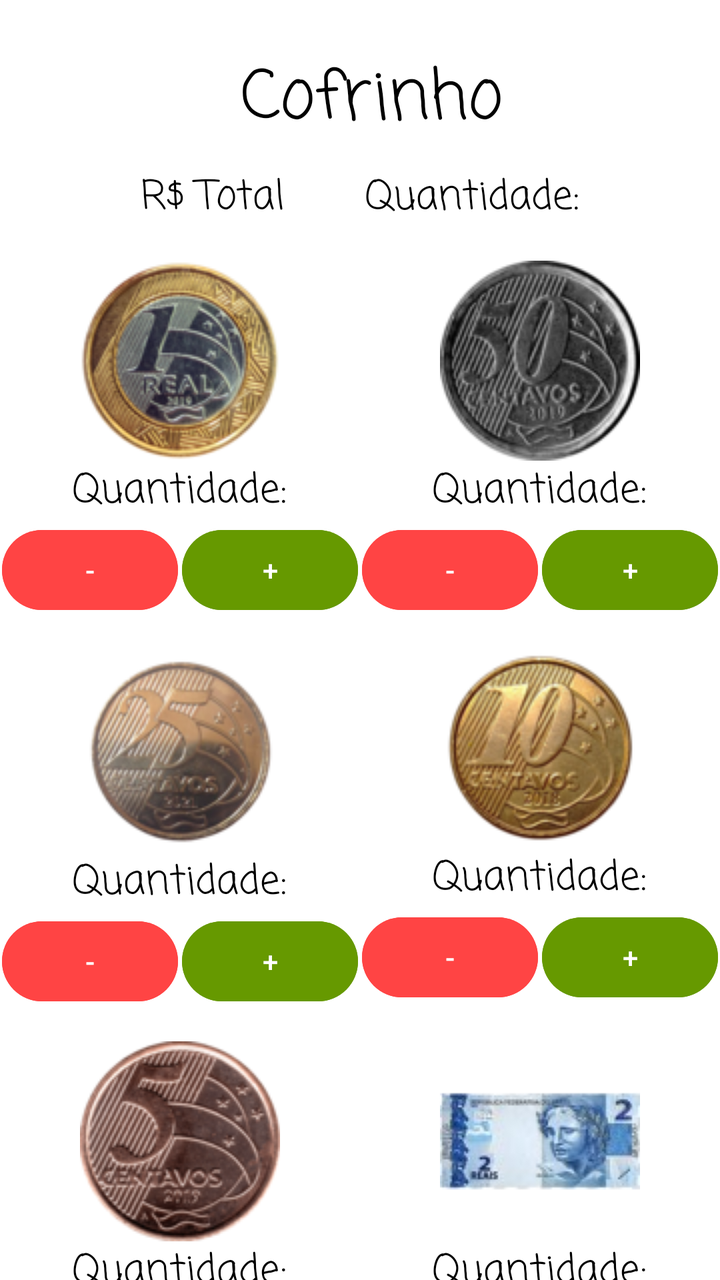
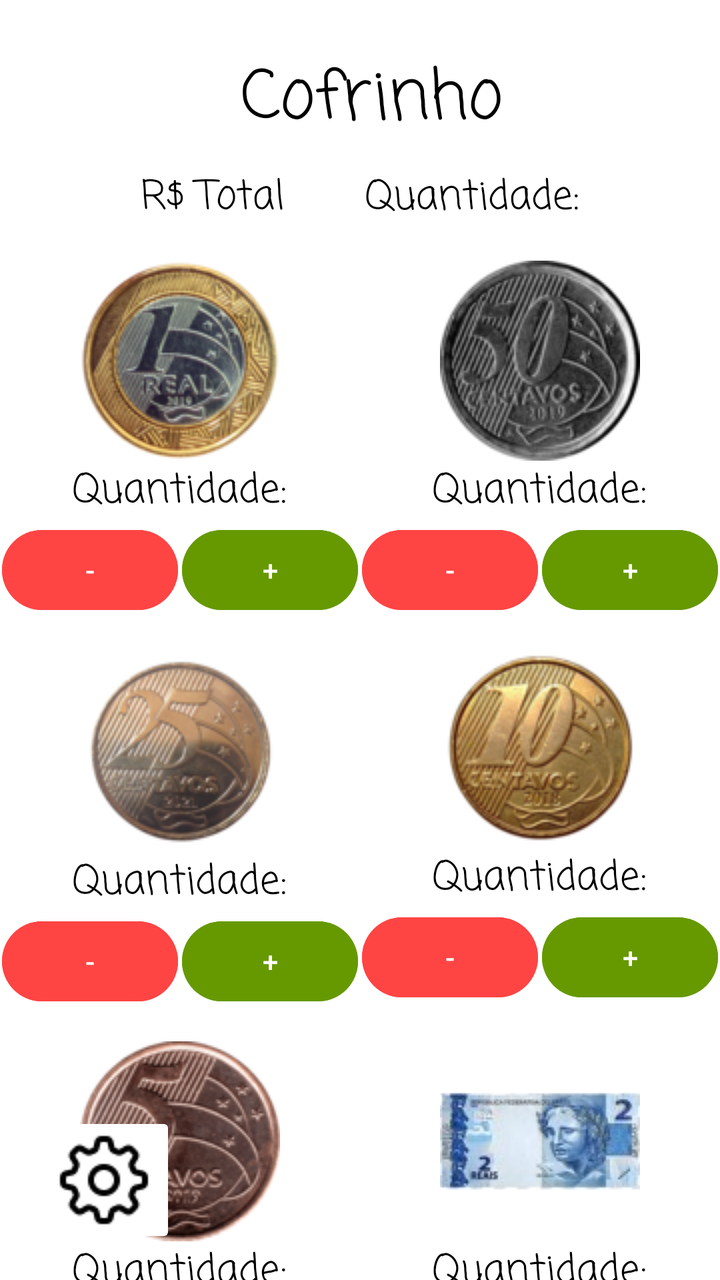

The first picture is an Android layout as it rendered before a commit; the second is the same layout after the commit. The layout source and the unified diff follow.
<!-- AndroidManifest.xml: application theme Theme.Cofrinho -->
<!-- res/layout/activity_main.xml -->
<?xml version="1.0" encoding="utf-8"?>
<androidx.constraintlayout.widget.ConstraintLayout xmlns:android="http://schemas.android.com/apk/res/android"
    xmlns:app="http://schemas.android.com/apk/res-auto"
    xmlns:tools="http://schemas.android.com/tools"
    android:id="@+id/main"
    android:layout_width="match_parent"
    android:layout_height="match_parent"
    android:background="@color/white"
    tools:context=".MainActivity"
    >

    

    <LinearLayout
        android:layout_width="wrap_content"
        android:layout_height="wrap_content"
        android:orientation="vertical"
        app:layout_constraintEnd_toEndOf="parent"
        app:layout_constraintStart_toStartOf="parent"
        app:layout_constraintTop_toBottomOf="@+id/linearLayout6">

        <LinearLayout
            android:id="@+id/linearLayout4"
            android:layout_width="wrap_content"
            android:layout_height="wrap_content"
            android:layout_marginTop="16dp"
            android:orientation="horizontal">

            
            <LinearLayout
                android:layout_width="wrap_content"
                android:layout_height="wrap_content"
                android:layout_marginRight="2dp"
                android:orientation="vertical">

                <ImageView
                    android:id="@+id/imageView1"
                    android:layout_width="match_parent"
                    android:layout_height="wrap_content"
                    app:srcCompat="@drawable/moeda1" />

                <TextView
                    android:id="@+id/textView1"
                    android:layout_width="wrap_content"
                    android:layout_height="wrap_content"
                    android:layout_gravity="center"
                    android:layout_weight="1"
                    android:fontFamily="casual"
                    android:text="Quantidade:"
                    android:textColor="@color/black"
                    android:textSize="20sp" />

                <LinearLayout
                    android:layout_width="wrap_content"
                    android:layout_height="wrap_content"
                    android:orientation="horizontal">

                    <Button
                        android:id="@+id/button1"
                        android:layout_width="wrap_content"
                        android:layout_height="wrap_content"
                        android:layout_marginRight="2dp"
                        android:layout_weight="1"
                        android:backgroundTint="@android:color/holo_red_light"
                        android:text="-" />

                    <Button
                        android:id="@+id/button2"
                        android:layout_width="wrap_content"
                        android:layout_height="wrap_content"
                        android:layout_weight="1"
                        android:backgroundTint="@android:color/holo_green_dark"
                        android:text="+" />
                </LinearLayout>
            </LinearLayout>

            <LinearLayout
                android:layout_width="wrap_content"
                android:layout_height="wrap_content"
                android:orientation="vertical">

                <ImageView
                    android:id="@+id/imageView2"
                    android:layout_width="match_parent"
                    android:layout_height="wrap_content"
                    app:srcCompat="@drawable/moeda50" />

                <TextView
                    android:id="@+id/textView2"
                    android:layout_width="wrap_content"
                    android:layout_height="wrap_content"
                    android:layout_weight="1"
                    android:fontFamily="casual"
                    android:text="Quantidade:"
                    android:textColor="@color/black"
                    android:layout_gravity="center"
                    android:textSize="20sp" />

                <LinearLayout
                    android:layout_width="wrap_content"
                    android:layout_height="wrap_content"
                    android:orientation="horizontal">

                    <Button
                        android:id="@+id/button3"
                        android:layout_width="wrap_content"
                        android:layout_height="wrap_content"
                        android:layout_marginRight="2dp"
                        android:layout_weight="1"
                        android:backgroundTint="@android:color/holo_red_light"
                        android:text="-" />

                    <Button
                        android:id="@+id/button4"
                        android:layout_width="wrap_content"
                        android:layout_height="wrap_content"
                        android:layout_weight="1"
                        android:backgroundTint="@android:color/holo_green_dark"
                        android:text="+" />
                </LinearLayout>


            </LinearLayout>


        </LinearLayout>

        <LinearLayout
            android:id="@+id/linearLayout5"
            android:layout_width="wrap_content"
            android:layout_height="wrap_content"
            android:layout_marginTop="16dp"
            android:orientation="horizontal">

            
            <LinearLayout
                android:layout_width="wrap_content"
                android:layout_height="wrap_content"
                android:layout_marginRight="2dp"
                android:orientation="vertical">

                <ImageView
                    android:id="@+id/imageView3"
                    android:layout_width="match_parent"
                    android:layout_height="wrap_content"
                    app:srcCompat="@drawable/moeda25" />

                <TextView
                    android:id="@+id/textView3"
                    android:layout_width="wrap_content"
                    android:layout_height="wrap_content"
                    android:layout_gravity="center"
                    android:layout_weight="1"
                    android:fontFamily="casual"
                    android:text="Quantidade:"
                    android:textColor="@color/black"
                    android:textSize="20sp" />

                <LinearLayout
                    android:layout_width="wrap_content"
                    android:layout_height="wrap_content"
                    android:orientation="horizontal">

                    <Button
                        android:id="@+id/button5"
                        android:layout_width="wrap_content"
                        android:layout_height="wrap_content"
                        android:layout_marginRight="2dp"
                        android:layout_weight="1"
                        android:backgroundTint="@android:color/holo_red_light"
                        android:text="-" />

                    <Button
                        android:id="@+id/button6"
                        android:layout_width="wrap_content"
                        android:layout_height="wrap_content"
                        android:layout_weight="1"
                        android:backgroundTint="@android:color/holo_green_dark"
                        android:text="+" />
                </LinearLayout>
            </LinearLayout>

            <LinearLayout
                android:layout_width="wrap_content"
                android:layout_height="wrap_content"
                android:orientation="vertical">

                <ImageView
                    android:id="@+id/imageView4"
                    android:layout_width="match_parent"
                    android:layout_height="wrap_content"
                    app:srcCompat="@drawable/moeda10" />

                <TextView
                    android:id="@+id/textView4"
                    android:layout_width="wrap_content"
                    android:layout_height="wrap_content"
                    android:layout_weight="1"
                    android:fontFamily="casual"
                    android:text="Quantidade:"
                    android:textColor="@color/black"
                    android:layout_gravity="center"
                    android:textSize="20sp" />

                <LinearLayout
                    android:layout_width="wrap_content"
                    android:layout_height="wrap_content"
                    android:orientation="horizontal">

                    <Button
                        android:id="@+id/button7"
                        android:layout_width="wrap_content"
                        android:layout_height="wrap_content"
                        android:layout_marginRight="2dp"
                        android:layout_weight="1"
                        android:backgroundTint="@android:color/holo_red_light"
                        android:text="-" />

                    <Button
                        android:id="@+id/button8"
                        android:layout_width="wrap_content"
                        android:layout_height="wrap_content"
                        android:layout_weight="1"
                        android:backgroundTint="@android:color/holo_green_dark"
                        android:text="+" />
                </LinearLayout>
            </LinearLayout>
        </LinearLayout>

        <LinearLayout
            android:id="@+id/linearLayout3"
            android:layout_width="wrap_content"
            android:layout_height="wrap_content"
            android:layout_marginTop="16dp"
            android:orientation="horizontal">

            
            <LinearLayout
                android:layout_width="wrap_content"
                android:layout_height="wrap_content"
                android:layout_marginRight="2dp"
                android:orientation="vertical">

                <ImageView
                    android:id="@+id/imageView5"
                    android:layout_width="match_parent"
                    android:layout_height="wrap_content"
                    app:srcCompat="@drawable/moeda5" />

                <TextView
                    android:id="@+id/textView5"
                    android:layout_width="wrap_content"
                    android:layout_height="wrap_content"
                    android:layout_gravity="center"
                    android:layout_weight="1"
                    android:fontFamily="casual"
                    android:text="Quantidade:"
                    android:textColor="@color/black"
                    android:textSize="20sp" />

                <LinearLayout
                    android:layout_width="wrap_content"
                    android:layout_height="wrap_content"
                    android:orientation="horizontal">

                    <Button
                        android:id="@+id/button9"
                        android:layout_width="wrap_content"
                        android:layout_height="wrap_content"
                        android:layout_marginRight="2dp"
                        android:layout_weight="1"
                        android:backgroundTint="@android:color/holo_red_light"
                        android:text="-" />

                    <Button
                        android:id="@+id/button10"
                        android:layout_width="wrap_content"
                        android:layout_height="wrap_content"
                        android:layout_weight="1"
                        android:backgroundTint="@android:color/holo_green_dark"
                        android:text="+" />
                </LinearLayout>
            </LinearLayout>

            <LinearLayout
                android:layout_width="wrap_content"
                android:layout_height="wrap_content"
                android:orientation="vertical">

                <ImageView
                    android:id="@+id/imageView6"
                    android:layout_width="match_parent"
                    android:layout_height="wrap_content"
                    app:srcCompat="@drawable/nota2" />

                <TextView
                    android:id="@+id/textView6"
                    android:layout_width="wrap_content"
                    android:layout_height="wrap_content"
                    android:layout_weight="1"
                    android:fontFamily="casual"
                    android:text="Quantidade:"
                    android:textColor="@color/black"
                    android:layout_gravity="center"
                    android:textSize="20sp" />

                <LinearLayout
                    android:layout_width="wrap_content"
                    android:layout_height="wrap_content"
                    android:orientation="horizontal">

                    <Button
                        android:id="@+id/button11"
                        android:layout_width="wrap_content"
                        android:layout_height="wrap_content"
                        android:layout_marginRight="2dp"
                        android:layout_weight="1"
                        android:backgroundTint="@android:color/holo_red_light"
                        android:text="-" />

                    <Button
                        android:id="@+id/button12"
                        android:layout_width="wrap_content"
                        android:layout_height="wrap_content"
                        android:layout_weight="1"
                        android:backgroundTint="@android:color/holo_green_dark"
                        android:text="+" />
                </LinearLayout>
            </LinearLayout>
        </LinearLayout>
    </LinearLayout>

    <TextView
        android:id="@+id/textView"
        android:layout_width="wrap_content"
        android:layout_height="wrap_content"
        android:layout_marginStart="128dp"
        android:layout_marginTop="24dp"
        android:layout_marginEnd="128dp"
        android:fontFamily="casual"
        android:text="Cofrinho"
        android:textColor="@color/black"
        android:textSize="34sp"
        app:layout_constraintEnd_toEndOf="parent"
        app:layout_constraintHorizontal_bias="0.291"
        app:layout_constraintStart_toStartOf="parent"
        app:layout_constraintTop_toTopOf="parent" />

    <LinearLayout
        android:id="@+id/linearLayout6"
        android:layout_width="wrap_content"
        android:layout_height="wrap_content"
        android:layout_marginTop="8dp"
        android:orientation="horizontal"
        app:layout_constraintEnd_toEndOf="parent"
        app:layout_constraintStart_toStartOf="parent"
        app:layout_constraintTop_toBottomOf="@+id/textView">

        <TextView
            android:id="@+id/textView10"
            android:layout_width="wrap_content"
            android:layout_height="wrap_content"
            android:layout_marginRight="40dp"
            android:fontFamily="casual"
            android:text="R$ Total"
            android:textColor="@color/black"
            android:textSize="20sp" />

        <TextView
            android:id="@+id/textView9"
            android:layout_width="wrap_content"
            android:layout_height="wrap_content"
            android:layout_weight="1"
            android:fontFamily="casual"
            android:text="Quantidade:"
            android:textColor="@color/black"
            android:textSize="20sp" />
    </LinearLayout>


</androidx.constraintlayout.widget.ConstraintLayout>
<!-- resources referenced by this layout -->
<resources>
  <color name="black">#FF000000</color>
  <color name="white">#FFFFFFFF</color>
  <!-- drawable moeda1: png bitmap (drawable, 24322 bytes) -->
  <!-- drawable moeda10: png bitmap (drawable, 22094 bytes) -->
  <!-- drawable moeda25: png bitmap (drawable, 20603 bytes) -->
  <!-- drawable moeda5: png bitmap (drawable, 26088 bytes) -->
  <!-- drawable moeda50: png bitmap (drawable, 10653 bytes) -->
  <!-- drawable nota2: png bitmap (drawable, 14447 bytes) -->
  <style name="Theme.Cofrinho" parent="Base.Theme.Cofrinho" />
  <style name="Base.Theme.Cofrinho" parent="Theme.Material3.DayNight.NoActionBar">
          
          
      </style>
</resources>

<!-- the commit's change to res/layout/activity_main.xml (unified diff, before → after) -->
@@ -12,6 +12,7 @@
     
 
     <LinearLayout
+        android:id="@+id/linearLayout"
         android:layout_width="wrap_content"
         android:layout_height="wrap_content"
         android:orientation="vertical"
@@ -40,32 +41,32 @@
                     app:srcCompat="@drawable/moeda1" />
 
                 <TextView
-                    android:id="@+id/textView1"
-                    android:layout_width="wrap_content"
-                    android:layout_height="wrap_content"
-                    android:layout_gravity="center"
-                    android:layout_weight="1"
-                    android:fontFamily="casual"
-                    android:text="Quantidade:"
-                    android:textColor="@color/black"
-                    android:textSize="20sp" />
-
-                <LinearLayout
-                    android:layout_width="wrap_content"
-                    android:layout_height="wrap_content"
-                    android:orientation="horizontal">
-
-                    <Button
-                        android:id="@+id/button1"
-                        android:layout_width="wrap_content"
-                        android:layout_height="wrap_content"
-                        android:layout_marginRight="2dp"
-                        android:layout_weight="1"
-                        android:backgroundTint="@android:color/holo_red_light"
-                        android:text="-" />
-
-                    <Button
-                        android:id="@+id/button2"
+                    android:id="@+id/txtM1"
+                    android:layout_width="wrap_content"
+                    android:layout_height="wrap_content"
+                    android:layout_gravity="center"
+                    android:layout_weight="1"
+                    android:fontFamily="casual"
+                    android:text="Quantidade:"
+                    android:textColor="@color/black"
+                    android:textSize="20sp" />
+
+                <LinearLayout
+                    android:layout_width="wrap_content"
+                    android:layout_height="wrap_content"
+                    android:orientation="horizontal">
+
+                    <Button
+                        android:id="@+id/btnAM1"
+                        android:layout_width="wrap_content"
+                        android:layout_height="wrap_content"
+                        android:layout_marginRight="2dp"
+                        android:layout_weight="1"
+                        android:backgroundTint="@android:color/holo_red_light"
+                        android:text="-" />
+
+                    <Button
+                        android:id="@+id/btnBM1"
                         android:layout_width="wrap_content"
                         android:layout_height="wrap_content"
                         android:layout_weight="1"
@@ -86,32 +87,32 @@
                     app:srcCompat="@drawable/moeda50" />
 
                 <TextView
-                    android:id="@+id/textView2"
-                    android:layout_width="wrap_content"
-                    android:layout_height="wrap_content"
-                    android:layout_weight="1"
-                    android:fontFamily="casual"
-                    android:text="Quantidade:"
-                    android:textColor="@color/black"
-                    android:layout_gravity="center"
-                    android:textSize="20sp" />
-
-                <LinearLayout
-                    android:layout_width="wrap_content"
-                    android:layout_height="wrap_content"
-                    android:orientation="horizontal">
-
-                    <Button
-                        android:id="@+id/button3"
-                        android:layout_width="wrap_content"
-                        android:layout_height="wrap_content"
-                        android:layout_marginRight="2dp"
-                        android:layout_weight="1"
-                        android:backgroundTint="@android:color/holo_red_light"
-                        android:text="-" />
-
-                    <Button
-                        android:id="@+id/button4"
+                    android:id="@+id/txtM50"
+                    android:layout_width="wrap_content"
+                    android:layout_height="wrap_content"
+                    android:layout_gravity="center"
+                    android:layout_weight="1"
+                    android:fontFamily="casual"
+                    android:text="Quantidade:"
+                    android:textColor="@color/black"
+                    android:textSize="20sp" />
+
+                <LinearLayout
+                    android:layout_width="wrap_content"
+                    android:layout_height="wrap_content"
+                    android:orientation="horizontal">
+
+                    <Button
+                        android:id="@+id/btnAM50"
+                        android:layout_width="wrap_content"
+                        android:layout_height="wrap_content"
+                        android:layout_marginRight="2dp"
+                        android:layout_weight="1"
+                        android:backgroundTint="@android:color/holo_red_light"
+                        android:text="-" />
+
+                    <Button
+                        android:id="@+id/btnBM50"
                         android:layout_width="wrap_content"
                         android:layout_height="wrap_content"
                         android:layout_weight="1"
@@ -146,32 +147,32 @@
                     app:srcCompat="@drawable/moeda25" />
 
                 <TextView
-                    android:id="@+id/textView3"
-                    android:layout_width="wrap_content"
-                    android:layout_height="wrap_content"
-                    android:layout_gravity="center"
-                    android:layout_weight="1"
-                    android:fontFamily="casual"
-                    android:text="Quantidade:"
-                    android:textColor="@color/black"
-                    android:textSize="20sp" />
-
-                <LinearLayout
-                    android:layout_width="wrap_content"
-                    android:layout_height="wrap_content"
-                    android:orientation="horizontal">
-
-                    <Button
-                        android:id="@+id/button5"
-                        android:layout_width="wrap_content"
-                        android:layout_height="wrap_content"
-                        android:layout_marginRight="2dp"
-                        android:layout_weight="1"
-                        android:backgroundTint="@android:color/holo_red_light"
-                        android:text="-" />
-
-                    <Button
-                        android:id="@+id/button6"
+                    android:id="@+id/txtM25"
+                    android:layout_width="wrap_content"
+                    android:layout_height="wrap_content"
+                    android:layout_gravity="center"
+                    android:layout_weight="1"
+                    android:fontFamily="casual"
+                    android:text="Quantidade:"
+                    android:textColor="@color/black"
+                    android:textSize="20sp" />
+
+                <LinearLayout
+                    android:layout_width="wrap_content"
+                    android:layout_height="wrap_content"
+                    android:orientation="horizontal">
+
+                    <Button
+                        android:id="@+id/btnAM25"
+                        android:layout_width="wrap_content"
+                        android:layout_height="wrap_content"
+                        android:layout_marginRight="2dp"
+                        android:layout_weight="1"
+                        android:backgroundTint="@android:color/holo_red_light"
+                        android:text="-" />
+
+                    <Button
+                        android:id="@+id/btnBM25"
                         android:layout_width="wrap_content"
                         android:layout_height="wrap_content"
                         android:layout_weight="1"
@@ -192,32 +193,32 @@
                     app:srcCompat="@drawable/moeda10" />
 
                 <TextView
-                    android:id="@+id/textView4"
-                    android:layout_width="wrap_content"
-                    android:layout_height="wrap_content"
-                    android:layout_weight="1"
-                    android:fontFamily="casual"
-                    android:text="Quantidade:"
-                    android:textColor="@color/black"
-                    android:layout_gravity="center"
-                    android:textSize="20sp" />
-
-                <LinearLayout
-                    android:layout_width="wrap_content"
-                    android:layout_height="wrap_content"
-                    android:orientation="horizontal">
-
-                    <Button
-                        android:id="@+id/button7"
-                        android:layout_width="wrap_content"
-                        android:layout_height="wrap_content"
-                        android:layout_marginRight="2dp"
-                        android:layout_weight="1"
-                        android:backgroundTint="@android:color/holo_red_light"
-                        android:text="-" />
-
-                    <Button
-                        android:id="@+id/button8"
+                    android:id="@+id/txtM10"
+                    android:layout_width="wrap_content"
+                    android:layout_height="wrap_content"
+                    android:layout_gravity="center"
+                    android:layout_weight="1"
+                    android:fontFamily="casual"
+                    android:text="Quantidade:"
+                    android:textColor="@color/black"
+                    android:textSize="20sp" />
+
+                <LinearLayout
+                    android:layout_width="wrap_content"
+                    android:layout_height="wrap_content"
+                    android:orientation="horizontal">
+
+                    <Button
+                        android:id="@+id/btnAM10"
+                        android:layout_width="wrap_content"
+                        android:layout_height="wrap_content"
+                        android:layout_marginRight="2dp"
+                        android:layout_weight="1"
+                        android:backgroundTint="@android:color/holo_red_light"
+                        android:text="-" />
+
+                    <Button
+                        android:id="@+id/btnBM10"
                         android:layout_width="wrap_content"
                         android:layout_height="wrap_content"
                         android:layout_weight="1"
@@ -248,32 +249,32 @@
                     app:srcCompat="@drawable/moeda5" />
 
                 <TextView
-                    android:id="@+id/textView5"
-                    android:layout_width="wrap_content"
-                    android:layout_height="wrap_content"
-                    android:layout_gravity="center"
-                    android:layout_weight="1"
-                    android:fontFamily="casual"
-                    android:text="Quantidade:"
-                    android:textColor="@color/black"
-                    android:textSize="20sp" />
-
-                <LinearLayout
-                    android:layout_width="wrap_content"
-                    android:layout_height="wrap_content"
-                    android:orientation="horizontal">
-
-                    <Button
-                        android:id="@+id/button9"
-                        android:layout_width="wrap_content"
-                        android:layout_height="wrap_content"
-                        android:layout_marginRight="2dp"
-                        android:layout_weight="1"
-                        android:backgroundTint="@android:color/holo_red_light"
-                        android:text="-" />
-
-                    <Button
-                        android:id="@+id/button10"
+                    android:id="@+id/txtM5"
+                    android:layout_width="wrap_content"
+                    android:layout_height="wrap_content"
+                    android:layout_gravity="center"
+                    android:layout_weight="1"
+                    android:fontFamily="casual"
+                    android:text="Quantidade:"
+                    android:textColor="@color/black"
+                    android:textSize="20sp" />
+
+                <LinearLayout
+                    android:layout_width="wrap_content"
+                    android:layout_height="wrap_content"
+                    android:orientation="horizontal">
+
+                    <Button
+                        android:id="@+id/btnAM5"
+                        android:layout_width="wrap_content"
+                        android:layout_height="wrap_content"
+                        android:layout_marginRight="2dp"
+                        android:layout_weight="1"
+                        android:backgroundTint="@android:color/holo_red_light"
+                        android:text="-" />
+
+                    <Button
+                        android:id="@+id/btnBM5"
                         android:layout_width="wrap_content"
                         android:layout_height="wrap_content"
                         android:layout_weight="1"
@@ -294,32 +295,32 @@
                     app:srcCompat="@drawable/nota2" />
 
                 <TextView
-                    android:id="@+id/textView6"
-                    android:layout_width="wrap_content"
-                    android:layout_height="wrap_content"
-                    android:layout_weight="1"
-                    android:fontFamily="casual"
-                    android:text="Quantidade:"
-                    android:textColor="@color/black"
-                    android:layout_gravity="center"
-                    android:textSize="20sp" />
-
-                <LinearLayout
-                    android:layout_width="wrap_content"
-                    android:layout_height="wrap_content"
-                    android:orientation="horizontal">
-
-                    <Button
-                        android:id="@+id/button11"
-                        android:layout_width="wrap_content"
-                        android:layout_height="wrap_content"
-                        android:layout_marginRight="2dp"
-                        android:layout_weight="1"
-                        android:backgroundTint="@android:color/holo_red_light"
-                        android:text="-" />
-
-                    <Button
-                        android:id="@+id/button12"
+                    android:id="@+id/txtN2"
+                    android:layout_width="wrap_content"
+                    android:layout_height="wrap_content"
+                    android:layout_gravity="center"
+                    android:layout_weight="1"
+                    android:fontFamily="casual"
+                    android:text="Quantidade:"
+                    android:textColor="@color/black"
+                    android:textSize="20sp" />
+
+                <LinearLayout
+                    android:layout_width="wrap_content"
+                    android:layout_height="wrap_content"
+                    android:orientation="horizontal">
+
+                    <Button
+                        android:id="@+id/btnAN1"
+                        android:layout_width="wrap_content"
+                        android:layout_height="wrap_content"
+                        android:layout_marginRight="2dp"
+                        android:layout_weight="1"
+                        android:backgroundTint="@android:color/holo_red_light"
+                        android:text="-" />
+
+                    <Button
+                        android:id="@+id/btnBN2"
                         android:layout_width="wrap_content"
                         android:layout_height="wrap_content"
                         android:layout_weight="1"
@@ -331,7 +332,7 @@
     </LinearLayout>
 
     <TextView
-        android:id="@+id/textView"
+        android:id="@+id/txtNome"
         android:layout_width="wrap_content"
         android:layout_height="wrap_content"
         android:layout_marginStart="128dp"
@@ -354,10 +355,10 @@
         android:orientation="horizontal"
         app:layout_constraintEnd_toEndOf="parent"
         app:layout_constraintStart_toStartOf="parent"
-        app:layout_constraintTop_toBottomOf="@+id/textView">
+        app:layout_constraintTop_toBottomOf="@+id/txtNome">
 
         <TextView
-            android:id="@+id/textView10"
+            android:id="@+id/txtTotal"
             android:layout_width="wrap_content"
             android:layout_height="wrap_content"
             android:layout_marginRight="40dp"
@@ -367,7 +368,7 @@
             android:textSize="20sp" />
 
         <TextView
-            android:id="@+id/textView9"
+            android:id="@+id/txtQtd"
             android:layout_width="wrap_content"
             android:layout_height="wrap_content"
             android:layout_weight="1"
@@ -377,5 +378,27 @@
             android:textSize="20sp" />
     </LinearLayout>
 
+    <Button
+        android:id="@+id/btnSave"
+        android:layout_width="wrap_content"
+        android:layout_height="wrap_content"
+        android:layout_marginTop="24dp"
+        android:backgroundTint="@android:color/holo_blue_light"
+        android:text="Confirmar"
+        app:layout_constraintEnd_toEndOf="parent"
+        app:layout_constraintStart_toStartOf="parent"
+        app:layout_constraintTop_toBottomOf="@+id/linearLayout" />
+
+    <ImageButton
+        android:id="@+id/btnSet"
+        android:layout_width="wrap_content"
+        android:layout_height="wrap_content"
+        android:layout_marginStart="16dp"
+        android:layout_marginBottom="16dp"
+        android:backgroundTint="@color/white"
+        app:layout_constraintBottom_toBottomOf="parent"
+        app:layout_constraintStart_toStartOf="parent"
+        app:srcCompat="@drawable/engrenagem" />
+
 
 </androidx.constraintlayout.widget.ConstraintLayout>
<!-- resource entries referenced after the edit -->
@@ -2,6 +2,7 @@
 <resources>
   <color name="black">#FF000000</color>
   <color name="white">#FFFFFFFF</color>
+  <!-- drawable engrenagem: png bitmap (drawable, 1009 bytes) -->
   <!-- drawable moeda1: png bitmap (drawable, 24322 bytes) -->
   <!-- drawable moeda10: png bitmap (drawable, 22094 bytes) -->
   <!-- drawable moeda25: png bitmap (drawable, 20603 bytes) -->
